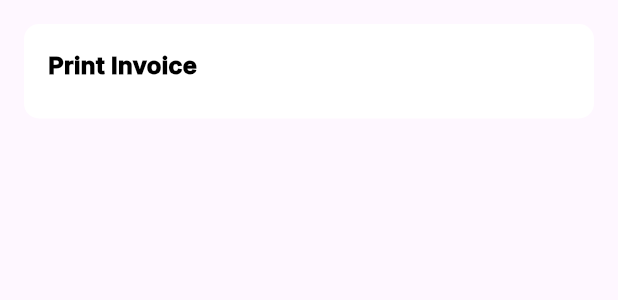
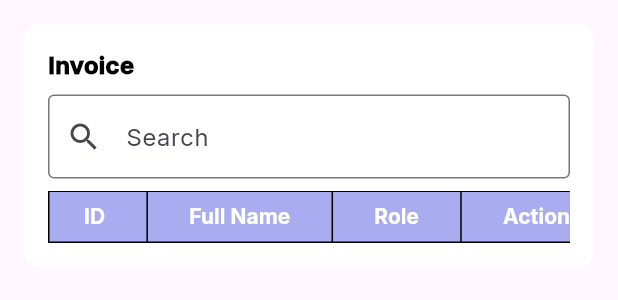
Before and after one commit to MounSovongdy/final_wpf, a Flutter app: the InvoiceScreen widget shown alone on an empty page, opened directly, on a phone screen of 412 x 824 dp. Shown: the top 300 px of the screen. Run offline on Flutter 3.47's test engine with Material 3 defaults, Android fonts, the light colour scheme and no system bars; our stand-ins replace cloud_firestore, firebase_core, flutter_svg, get, responsive_sizer; missing offline and left inert: restart_app, universal_html; accounts and stored records are empty.

Commit message:
invoice screen

```diff
--- /dev/null
+++ b/lib/controllers/invoice_controller.dart
@@ -0,0 +1,18 @@
+import 'package:flutter/material.dart';
+import 'package:get/get.dart';
+import 'package:motor/constants/firebase.dart';
+
+class InvoiceController extends GetxController {
+  var search = TextEditingController().obs;
+  var filteredUsers = [].obs;
+
+  void filterUserData() {
+    String query = search.value.text.toLowerCase();
+
+    filteredUsers.value = user.where((data) {
+      return data.id.toString().contains(query) ||
+          data.name.toLowerCase().contains(query) ||
+          data.role.toLowerCase().contains(query);
+    }).toList();
+  }
+}
--- a/lib/screens/invoice_screen.dart
+++ b/lib/screens/invoice_screen.dart
@@ -1,15 +1,21 @@
 import 'package:flutter/material.dart';
+import 'package:get/get.dart';
 import 'package:motor/constants/constants.dart';
+import 'package:motor/controllers/invoice_controller.dart';
+import 'package:motor/screens/components/app_data_table.dart';
 import 'package:motor/screens/widgets/app_text.dart';
+import 'package:motor/screens/widgets/data_table_widget.dart';
 import 'package:responsive_sizer/responsive_sizer.dart';
 
 class InvoiceScreen extends StatelessWidget {
-  const InvoiceScreen({super.key});
+  InvoiceScreen({super.key});
+
+  final con = Get.put(InvoiceController());
+  final scroll = ScrollController();
 
   @override
   Widget build(BuildContext context) {
-    return SingleChildScrollView(
-      child: Container(
+    return Container(
       margin: EdgeInsets.all(defWebPad.px),
       padding: EdgeInsets.all(defWebPad.px),
       width: MediaQuery.of(context).size.width,
@@ -17,13 +23,65 @@ class InvoiceScreen extends StatelessWidget {
         color: whiteColor,
         borderRadius: BorderRadius.circular(defRadius.px),
       ),
-        child: Column(
-          crossAxisAlignment: CrossAxisAlignment.start,
+      child: ListView(
+        shrinkWrap: true,
+        physics: const BouncingScrollPhysics(),
         children: [
-            AppText.header(context, txt: 'Print Invoice'),
+          AppText.header(context, txt: 'Invoice'),
           spacer(context),
+          TextField(
+            controller: con.search.value,
+            decoration: const InputDecoration(
+              labelText: 'Search',
+              hintText: 'Search by any data',
+              prefixIcon: Icon(Icons.search),
+              border: OutlineInputBorder(),
+            ),
+          ),
+          spacer(context),
+          Scrollbar(
+            controller: scroll,
+            interactive: true,
+            child: SingleChildScrollView(
+              controller: scroll,
+              scrollDirection: Axis.horizontal,
+              child: Obx(
+                () => AppDataTable(
+                  column: [
+                    DataTableWidget.dataColumn(context, 'ID'),
+                    DataTableWidget.dataColumn(context, 'Full Name'),
+                    DataTableWidget.dataColumn(context, 'Role'),
+                    DataTableWidget.dataColumn(context, 'Action'),
                   ],
-        )
+                  row: List.generate(
+                    con.filteredUsers.length,
+                    (index) => DataRow(
+                      cells: [
+                        DataTableWidget.dataRowTxt(
+                          context,
+                          con.filteredUsers[index].id,
+                        ),
+                        DataTableWidget.dataRowTxt(
+                          context,
+                          con.filteredUsers[index].name,
+                        ),
+                        DataTableWidget.dataRowTxt(
+                          context,
+                          con.filteredUsers[index].role,
+                        ),
+                        DataTableWidget.dataRowBtn(
+                          context,
+                          edit: () => debugPrint('Edit $index'),
+                          delete: () => debugPrint('Delete $index'),
+                        ),
+                      ],
+                    ),
+                  ),
+                ),
+              ),
+            ),
+          ),
+        ],
       ),
     );
   }
--- a/lib/screens/main_screen.dart
+++ b/lib/screens/main_screen.dart
@@ -87,7 +87,7 @@ class MainScreen extends StatelessWidget {
         case 8:
           return const TotalExpenseScreen();
         case 9:
-          return const InvoiceScreen();
+          return InvoiceScreen();
         case 10:
           return CreateUserScreen();
         case 11:
```
Lines whose indentation alone changed are shown as unchanged.
